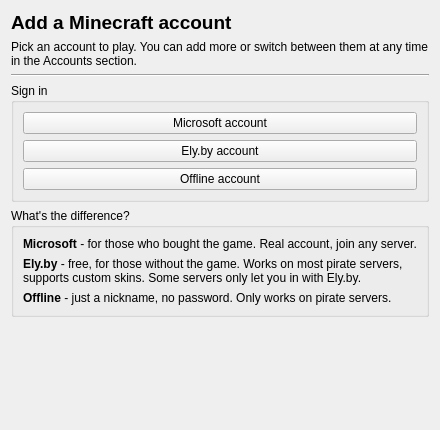
Before: the Qt Designer form launcher/ui/setupwizard/LoginWizardPage.ui in SpikyTeam/SpikyMC, drawn with Qt 5.
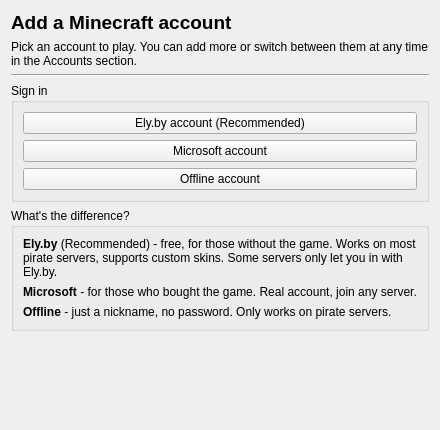
After: the same form once the commit is applied.

Commit message: Promote Ely.by above Microsoft in the account quick-setup and mark it recommended

The edit to the form file:
```diff
--- a/launcher/ui/setupwizard/LoginWizardPage.ui
+++ b/launcher/ui/setupwizard/LoginWizardPage.ui
@@ -50,6 +50,13 @@
       <string>Sign in</string>
      </property>
      <layout class="QVBoxLayout" name="loginGroupLayout">
+       <item>
+        <widget class="QPushButton" name="elyButton">
+         <property name="text">
+          <string>Ely.by account (Recommended)</string>
+         </property>
+        </widget>
+       </item>
       <item>
        <widget class="QPushButton" name="msaButton">
         <property name="text">
@@ -57,13 +64,6 @@
         </property>
        </widget>
       </item>
-      <item>
-       <widget class="QPushButton" name="elyButton">
-        <property name="text">
-         <string>Ely.by account</string>
-        </property>
-       </widget>
-      </item>
       <item>
        <widget class="QPushButton" name="offlineButton">
         <property name="text">
@@ -81,9 +81,9 @@
      </property>
      <layout class="QVBoxLayout" name="infoGroupLayout">
       <item>
-       <widget class="QLabel" name="msaInfo">
+        <widget class="QLabel" name="elyInfo">
         <property name="text">
-         <string>&lt;html&gt;&lt;head/&gt;&lt;body&gt;&lt;p&gt;&lt;span style=&quot; font-weight:600;&quot;&gt;Microsoft&lt;/span&gt; - for those who bought the game. Real account, join any server.&lt;/p&gt;&lt;/body&gt;&lt;/html&gt;</string>
+          <string>&lt;html&gt;&lt;head/&gt;&lt;body&gt;&lt;p&gt;&lt;span style=&quot; font-weight:600;&quot;&gt;Ely.by&lt;/span&gt; (Recommended) - free, for those without the game. Works on most pirate servers, supports custom skins. Some servers only let you in with Ely.by.&lt;/p&gt;&lt;/body&gt;&lt;/html&gt;</string>
         </property>
         <property name="textFormat">
          <enum>Qt::RichText</enum>
@@ -94,9 +94,9 @@
        </widget>
       </item>
       <item>
-       <widget class="QLabel" name="elyInfo">
+        <widget class="QLabel" name="msaInfo">
         <property name="text">
-         <string>&lt;html&gt;&lt;head/&gt;&lt;body&gt;&lt;p&gt;&lt;span style=&quot; font-weight:600;&quot;&gt;Ely.by&lt;/span&gt; - free, for those without the game. Works on most pirate servers, supports custom skins. Some servers only let you in with Ely.by.&lt;/p&gt;&lt;/body&gt;&lt;/html&gt;</string>
+          <string>&lt;html&gt;&lt;head/&gt;&lt;body&gt;&lt;p&gt;&lt;span style=&quot; font-weight:600;&quot;&gt;Microsoft&lt;/span&gt; - for those who bought the game. Real account, join any server.&lt;/p&gt;&lt;/body&gt;&lt;/html&gt;</string>
         </property>
         <property name="textFormat">
          <enum>Qt::RichText</enum>
```
Lines whose indentation alone changed are shown as unchanged. The commit also changes 2 other files.
